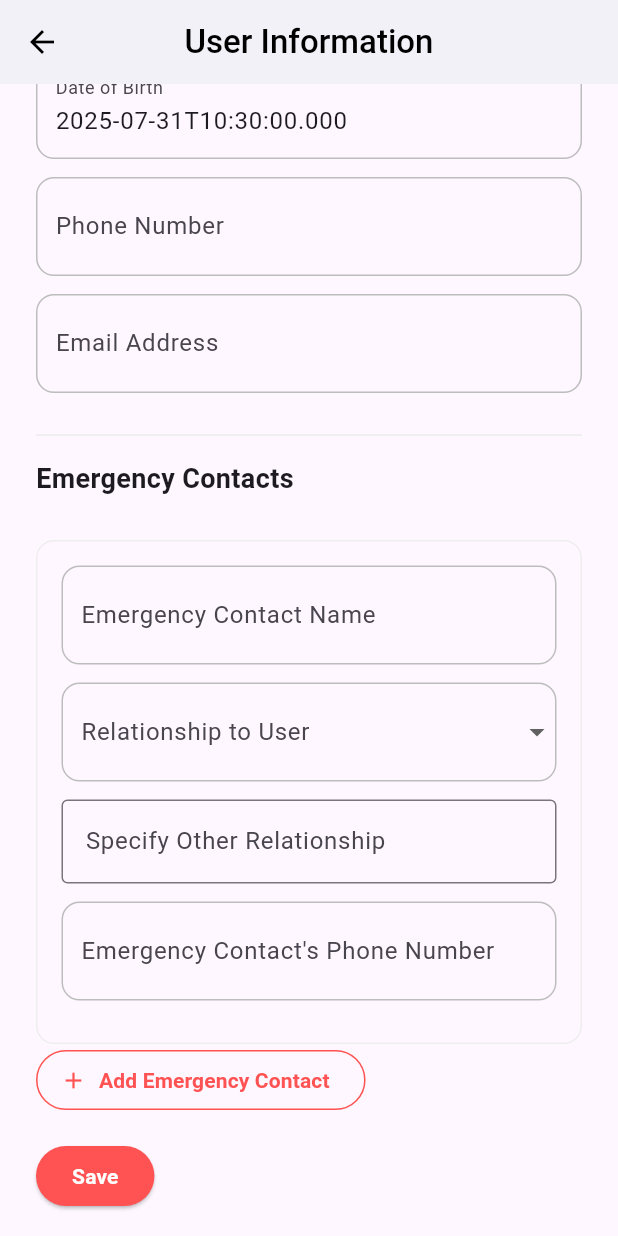
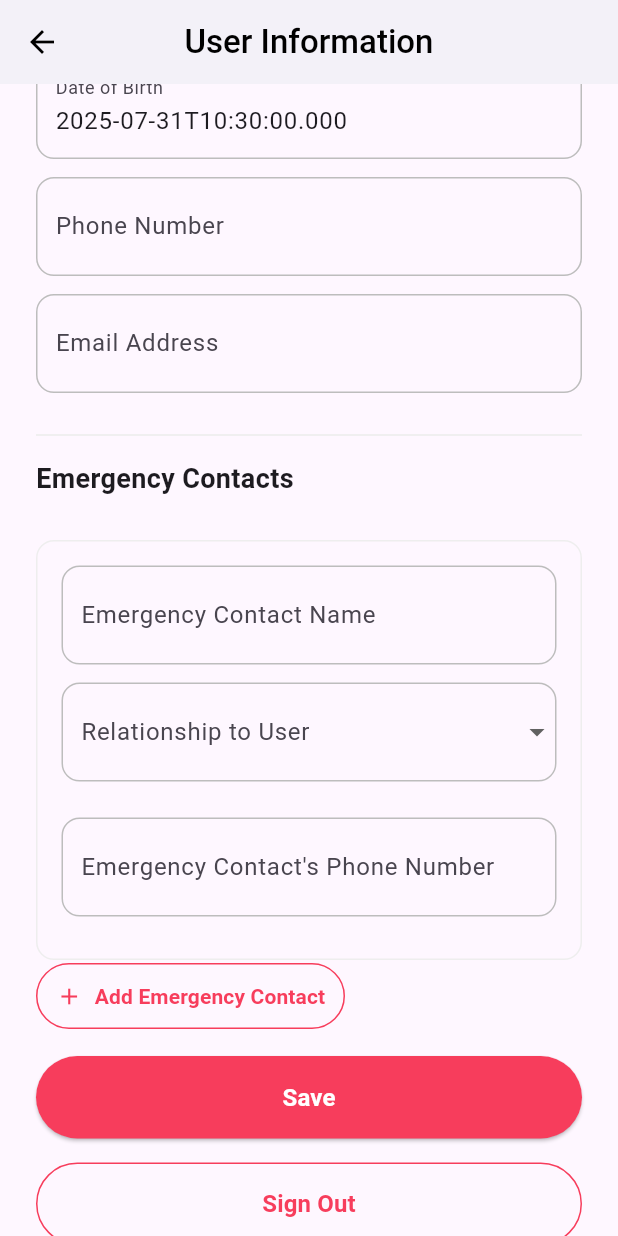
Before and after one commit to jussrz/SOSit, a Flutter app: the ProfilePage screen opened directly, scrolled down 292 dp, on a phone screen of 412 x 824 dp. Run offline on Flutter 3.47's test engine with Material 3 defaults, Android fonts, the phone set to English and light mode, and no system bars; our stand-ins replace flutter_svg, font_awesome_flutter, google_maps_flutter, image_picker, supabase_flutter; accounts and stored records are empty.

Commit message:
fixed profile page bugs - load database and extra fields

```diff
--- a/lib/profile_page.dart
+++ b/lib/profile_page.dart
@@ -2,6 +2,7 @@ import 'package:flutter/material.dart';
 import 'package:supabase_flutter/supabase_flutter.dart';
 import 'dart:io';
 import 'package:image_picker/image_picker.dart';
+import 'login_page.dart'; // Add this import
 
 class ProfilePage extends StatefulWidget {
   const ProfilePage({super.key});
@@ -62,7 +63,7 @@ class _ProfilePageState extends State<ProfilePage> {
         _profilePhotoUrl = data['photo_path'] ?? '';
         _emergencyNameController.text = data['emergency_contact_name'] ?? '';
         _emergencyPhoneController.text = data['emergency_phone'] ?? '';
-        _relationshipController.text = data['relationship2'] ?? '';
+        _relationshipController.text = data['relationship'] ?? '';
       });
     } catch (e) {
       debugPrint('Error loading profile: $e');
@@ -133,7 +134,7 @@ class _ProfilePageState extends State<ProfilePage> {
         'photo_path': photoUrl,
         'emergency_contact_name': _emergencyNameController.text.trim(),
         'emergency_phone': _emergencyPhoneController.text.trim(),
-        'relationship2': _relationshipController.text.trim(),
+        'relationship': _relationshipController.text.trim(),
         'updated_at': DateTime.now().toIso8601String(),
       };
 
@@ -148,7 +149,9 @@ class _ProfilePageState extends State<ProfilePage> {
         }).eq('id', userId);
       }
 
+      // Always reload the latest profile from the database after saving
       await _loadUserProfile();
+
       if (context.mounted) {
         setState(() {
           if (photoUrl != null) _profilePhotoUrl = photoUrl;
@@ -249,25 +252,84 @@ class _ProfilePageState extends State<ProfilePage> {
               ..._emergencyContacts.map((contact) => _buildEmergencyContactCard(contact, removable: true)),
 
               if (_emergencyContacts.length < 1)
-                OutlinedButton.icon(
+                Container(
+                  width: MediaQuery.of(context).size.width * 0.5, // Make button 80% of screen width
+                  child: OutlinedButton.icon(
                     onPressed: _addNewEmergencyContact,
-                  icon: const Icon(Icons.add, color: Colors.redAccent),
+                    icon: const Icon(Icons.add, color: Color(0xFFF73D5C)),
                     label: const Text('Add Emergency Contact',
-                      style: TextStyle(color: Colors.redAccent, fontWeight: FontWeight.bold)),
+                        style: TextStyle(color: Color(0xFFF73D5C), fontWeight: FontWeight.bold)),
                     style: OutlinedButton.styleFrom(
-                      side: const BorderSide(color: Colors.redAccent),
+                        padding: const EdgeInsets.symmetric(vertical: 12),
+                        side: const BorderSide(color: Color(0xFFF73D5C)),
                         shape: RoundedRectangleBorder(borderRadius: BorderRadius.circular(32))),
+                  ),
                 ),
 
               const SizedBox(height: 16),
-              ElevatedButton(
+
+              // Save button
+              SizedBox(
+                width: double.infinity,
+                child: ElevatedButton(
                   onPressed: _saveProfile,
                   style: ElevatedButton.styleFrom(
-                  backgroundColor: Colors.redAccent,
-                  shape: RoundedRectangleBorder(borderRadius: BorderRadius.circular(32)),
+                    backgroundColor: const Color(0xFFF73D5C),
+                    padding: const EdgeInsets.symmetric(vertical: 16),
+                    shape: RoundedRectangleBorder(
+                      borderRadius: BorderRadius.circular(32),
                     ),
-                child: const Text('Save', style: TextStyle(color: Colors.white, fontWeight: FontWeight.bold)),
                   ),
+                  child: const Text(
+                    'Save',
+                    style: TextStyle(fontSize: 16, color: Colors.white, fontWeight: FontWeight.bold),
+                  ),
+                ),
+              ),
+
+              const SizedBox(height: 16),
+
+              // Sign Out button
+              SizedBox(
+                width: double.infinity,
+                child: OutlinedButton(
+                  onPressed: () async {
+                    try {
+                      await supabase.auth.signOut();
+                      if (context.mounted) {
+                        // Replace entire navigation stack with login page
+                        Navigator.of(context).pushAndRemoveUntil(
+                          MaterialPageRoute(builder: (_) => const LoginPage()),
+                          (route) => false,
+                        );
+                      }
+                    } catch (e) {
+                      if (context.mounted) {
+                        ScaffoldMessenger.of(context).showSnackBar(
+                          SnackBar(content: Text('Error signing out: $e')),
+                        );
+                      }
+                    }
+                  },
+                  style: OutlinedButton.styleFrom(
+                    padding: const EdgeInsets.symmetric(vertical: 16),
+                    side: const BorderSide(color: Color(0xFFF73D5C)),
+                    shape: RoundedRectangleBorder(
+                      borderRadius: BorderRadius.circular(32),
+                    ),
+                  ),
+                  child: const Text(
+                    'Sign Out',
+                    style: TextStyle(
+                      fontSize: 16,
+                      color: Color(0xFFF73D5C),
+                      fontWeight: FontWeight.bold,
+                    ),
+                  ),
+                ),
+              ),
+
+              const SizedBox(height: 48),
             ],
           ),
         ),
@@ -332,36 +394,39 @@ class _ProfilePageState extends State<ProfilePage> {
   }
 
   Widget _buildEmergencyContactFields(Map<String, TextEditingController> contact) {
-    const predefinedRelationships = ['Spouse', 'Father', 'Mother', 'Sibling', 'Friend', 'Relative', 'Other'];
-    bool isCustom(String value) => value.isNotEmpty && !predefinedRelationships.contains(value);
-
+    const predefinedRelationships = ['Spouse', 'Father', 'Mother', 'Sibling', 'Friend', 'Relative'];
     return Column(
       crossAxisAlignment: CrossAxisAlignment.start,
       children: [
         _buildTextField(contact['name']!, 'Emergency Contact Name'),
         Container(
           margin: const EdgeInsets.only(bottom: 12),
-          decoration: BoxDecoration(border: Border.all(color: Colors.grey.shade400), borderRadius: BorderRadius.circular(12)),
+          decoration: BoxDecoration(
+            border: Border.all(color: Colors.grey.shade400),
+            borderRadius: BorderRadius.circular(12),
+          ),
           child: DropdownButtonFormField<String>(
-            value: isCustom(contact['relationship']!.text)
-                ? 'Other'
-                : (contact['relationship']!.text.isEmpty ? null : contact['relationship']!.text),
-            items: predefinedRelationships.map((rel) => DropdownMenuItem(value: rel, child: Text(rel))).toList(),
+            value: contact['relationship']!.text.isEmpty ? null : contact['relationship']!.text,
+            items: predefinedRelationships
+                .map((rel) => DropdownMenuItem(value: rel, child: Text(rel)))
+                .toList(),
             onChanged: (val) {
-              if (val == 'Other') {
-                contact['relationship']!.clear();
-              } else {
               contact['relationship']!.text = val ?? '';
-              }
               setState(() {});
             },
-            decoration: const InputDecoration(labelText: "Relationship to User", border: InputBorder.none, contentPadding: EdgeInsets.all(12)),
+            decoration: const InputDecoration(
+              labelText: "Relationship to User",
+              border: InputBorder.none,
+              contentPadding: EdgeInsets.all(12),
             ),
           ),
-        if (contact['relationship']!.text.isEmpty || isCustom(contact['relationship']!.text))
-          TextFormField(controller: contact['relationship'], decoration: const InputDecoration(labelText: 'Specify Other Relationship', border: OutlineInputBorder())),
+        ),
         const SizedBox(height: 12),
-        _buildTextField(contact['phone']!, "Emergency Contact's Phone Number", keyboardType: TextInputType.phone),
+        _buildTextField(
+          contact['phone']!,
+          "Emergency Contact's Phone Number",
+          keyboardType: TextInputType.phone,
+        ),
       ],
     );
   }
```
Also changed, not shown: lib/device_connect_page.dart (added). Lines whose indentation alone changed are shown as unchanged.
